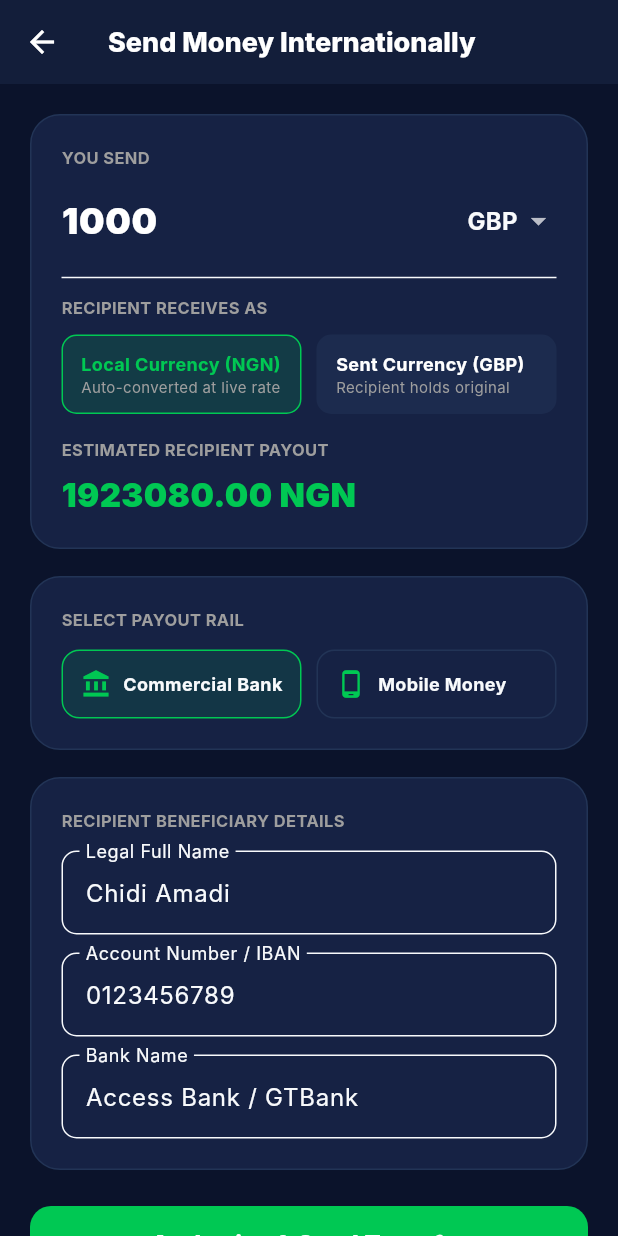
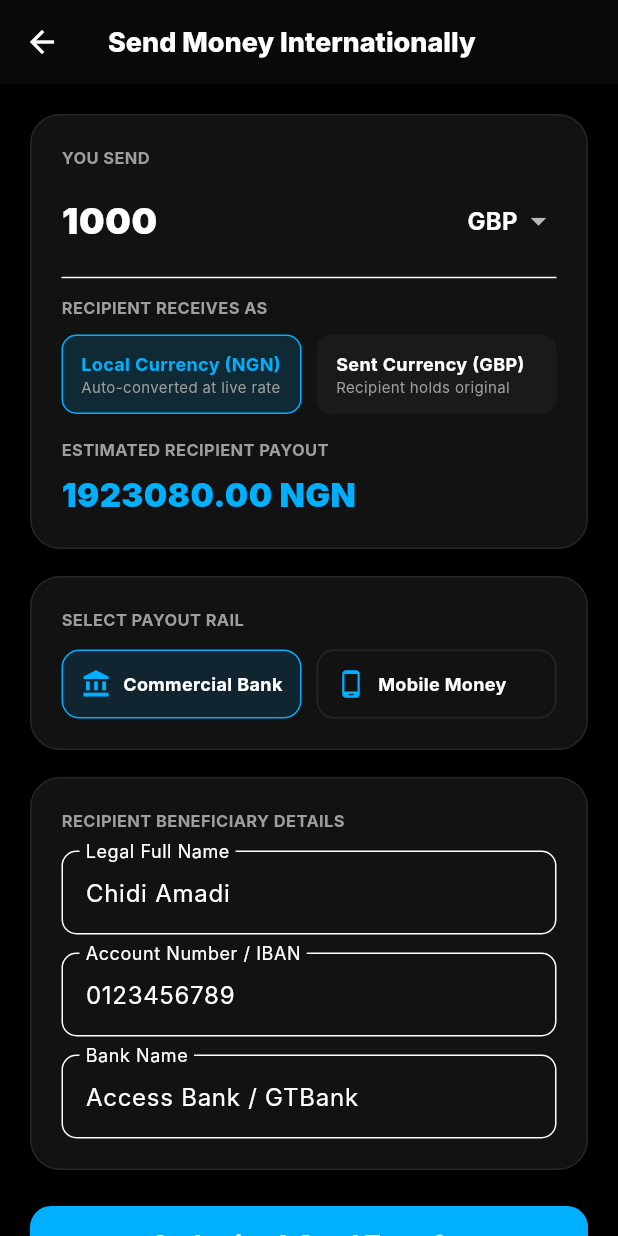
Before and after one commit to Rellamuda/paynora, a Flutter app: the screen it shows after launch, after a tap on "Send", on a phone screen of 412 x 824 dp. Run offline on Flutter 3.47's test engine with Material 3 defaults, Android fonts, the phone set to English and light mode, and no system bars; our stand-ins replace dio, flutter_riverpod, flutter_secure_storage; network calls fail; Roboto replaces fonts that are missing (Inter).

Commit message:
feat: integrate official flat aesthetic blue logo and Pure Dark OLED theme across Mobile and Web

```diff
--- a/apps/mobile/lib/screens/home_screen.dart
+++ b/apps/mobile/lib/screens/home_screen.dart
@@ -177,20 +177,25 @@ class _HomeScreenState extends State<HomeScreen> {
         elevation: 0,
         title: Row(
           children: [
+            ClipRRect(
+              borderRadius: BorderRadius.circular(8),
+              child: Image.asset('assets/logo.png', width: 30, height: 30, errorBuilder: (_, __, ___) => const Icon(Icons.bolt, color: PayNoraColors.brandPrimary)),
+            ),
+            const SizedBox(width: 10),
             const Text(
               'PayNora',
-              style: TextStyle(fontWeight: FontWeight.w800, color: Colors.white, fontSize: 22, letterSpacing: -0.5),
+              style: TextStyle(fontWeight: FontWeight.w800, color: Colors.white, fontSize: 21, letterSpacing: -0.5),
             ),
             const SizedBox(width: 8),
             Container(
               padding: const EdgeInsets.symmetric(horizontal: 6, vertical: 2),
               decoration: BoxDecoration(
-                color: PayNoraColors.brandSecondary.withOpacity(0.2),
+                color: PayNoraColors.brandPrimary.withOpacity(0.2),
                 borderRadius: BorderRadius.circular(6),
               ),
               child: const Text(
                 'GLOBAL',
-                style: TextStyle(color: PayNoraColors.brandSecondary, fontSize: 9, fontWeight: FontWeight.w800),
+                style: TextStyle(color: PayNoraColors.brandPrimary, fontSize: 9, fontWeight: FontWeight.w800),
               ),
             ),
           ],
@@ -225,8 +230,8 @@ class _HomeScreenState extends State<HomeScreen> {
                     decoration: BoxDecoration(
                       gradient: LinearGradient(
                         colors: isDark
-                            ? [const Color(0xFF131E3A), const Color(0xFF0F172A)]
-                            : [PayNoraColors.brandPrimary, const Color(0xFF1E3A5F)],
+                            ? [const Color(0xFF161616), const Color(0xFF0A0A0A)]
+                            : [PayNoraColors.brandDeepBlue, PayNoraColors.brandPrimary],
                         begin: Alignment.topLeft,
                         end: Alignment.bottomRight,
                       ),
--- a/apps/mobile/lib/screens/settings_screen.dart
+++ b/apps/mobile/lib/screens/settings_screen.dart
@@ -218,12 +218,12 @@ class _SettingsScreenState extends State<SettingsScreen> {
                               Row(
                                 mainAxisAlignment: MainAxisAlignment.spaceBetween,
                                 children: [
-                                  const Text('🌙 Dark Mode', style: TextStyle(fontWeight: FontWeight.bold, fontSize: 13)),
+                                  const Text('🌙 Pure Dark (OLED)', style: TextStyle(fontWeight: FontWeight.bold, fontSize: 13)),
                                   if (isDark) const Icon(Icons.check_circle, color: PayNoraColors.brandSecondary, size: 16),
                                 ],
                               ),
                               const SizedBox(height: 4),
-                              const Text('Midnight navy fintech', style: TextStyle(color: Colors.grey, fontSize: 10)),
+                              const Text('Pitch black aesthetic', style: TextStyle(color: Colors.grey, fontSize: 10)),
                             ],
                           ),
                         ),
--- a/apps/mobile/lib/theme/design_tokens.dart
+++ b/apps/mobile/lib/theme/design_tokens.dart
@@ -1,9 +1,10 @@
 import 'package:flutter/material.dart';
 
 class PayNoraColors {
-  // Brand Core Colors
-  static const Color brandPrimary = Color(0xFF0D253F); // Deep Navy
-  static const Color brandSecondary = Color(0xFF00C853); // Emerald Green
+  // Brand Core Colors - Aesthetic Electric Blue & Pure Dark
+  static const Color brandPrimary = Color(0xFF00A3FF); // Aesthetic Electric Blue
+  static const Color brandSecondary = Color(0xFF00B0FF); // Vibrant Cyan
+  static const Color brandDeepBlue = Color(0xFF0277BD); // Deep Electric Accent
   static const Color accentPurple = Color(0xFF6C5CE7);
 
   // Light Mode Tokens
@@ -15,14 +16,14 @@ class PayNoraColors {
   static const Color lightTextSecondary = Color(0xFF64748B);
   static const Color lightBorder = Color(0xFFE2E8F0);
 
-  // Dark Mode Tokens
-  static const Color darkBackground = Color(0xFF0B132B);
-  static const Color darkSurface = Color(0xFF131E3A);
-  static const Color darkCard = Color(0xFF162244);
-  static const Color darkCardSubtle = Color(0xFF1C2B4E);
-  static const Color darkTextPrimary = Color(0xFFF8FAFC);
-  static const Color darkTextSecondary = Color(0xFF94A3B8);
-  static const Color darkBorder = Color(0xFF223456);
+  // Pure Dark (OLED Black) Tokens - Perfectly matches the new PayNora Logo
+  static const Color darkBackground = Color(0xFF000000); // Pure OLED Black
+  static const Color darkSurface = Color(0xFF0A0A0A);    // Pitch Dark Surface
+  static const Color darkCard = Color(0xFF121212);       // Charcoal Card
+  static const Color darkCardSubtle = Color(0xFF1A1A1A); // Dark Neutral
+  static const Color darkTextPrimary = Color(0xFFFFFFFF);
+  static const Color darkTextSecondary = Color(0xFFA3A3A3);
+  static const Color darkBorder = Color(0xFF262626);
 
   // Status Colors
   static const Color success = Color(0xFF16A34A);
@@ -75,8 +76,8 @@ class PayNoraThemes {
         onBackground: PayNoraColors.lightTextPrimary,
       ),
       appBarTheme: const AppBarTheme(
-        backgroundColor: PayNoraColors.brandPrimary,
-        foregroundColor: Colors.white,
+        backgroundColor: Colors.white,
+        foregroundColor: PayNoraColors.lightTextPrimary,
         elevation: 0,
         centerTitle: false,
       ),
@@ -101,9 +102,9 @@ class PayNoraThemes {
       brightness: Brightness.dark,
       fontFamily: 'Inter',
       scaffoldBackgroundColor: PayNoraColors.darkBackground,
-      primaryColor: PayNoraColors.brandSecondary,
+      primaryColor: PayNoraColors.brandPrimary,
       colorScheme: const ColorScheme.dark(
-        primary: PayNoraColors.brandSecondary,
+        primary: PayNoraColors.brandPrimary,
         secondary: PayNoraColors.brandSecondary,
         surface: PayNoraColors.darkSurface,
         background: PayNoraColors.darkBackground,
@@ -128,7 +129,7 @@ class PayNoraThemes {
       ),
       bottomNavigationBarTheme: const BottomNavigationBarThemeData(
         backgroundColor: PayNoraColors.darkSurface,
-        selectedItemColor: PayNoraColors.brandSecondary,
+        selectedItemColor: PayNoraColors.brandPrimary,
         unselectedItemColor: PayNoraColors.darkTextSecondary,
       ),
     );
--- a/apps/mobile/pubspec.yaml
+++ b/apps/mobile/pubspec.yaml
@@ -22,3 +22,5 @@ dev_dependencies:
 
 flutter:
   uses-material-design: true
+  assets:
+    - assets/logo.png
```
Also changed, not shown: apps/mobile/assets/logo.png (added), 5 other files.
